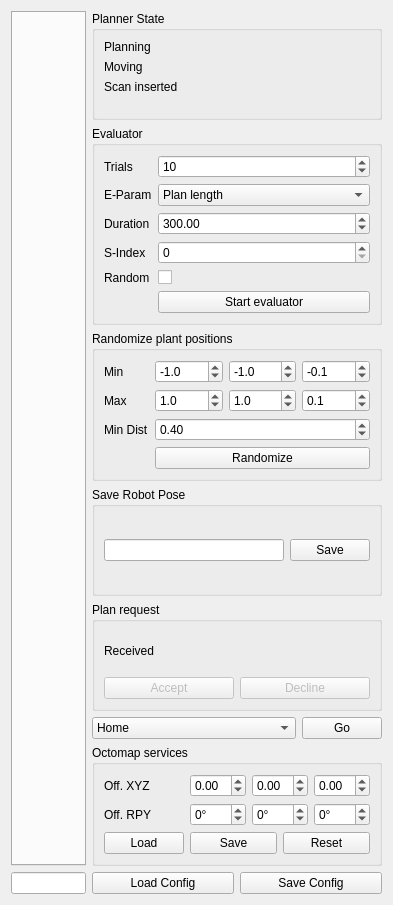
The window that src/rqt_roi_viewpoint_planner/roi_viewpoint_planner_rqt_plugin.ui (Eruvae/rqt_roi_viewpoint_planner) describes before a commit, drawn with Qt 5.
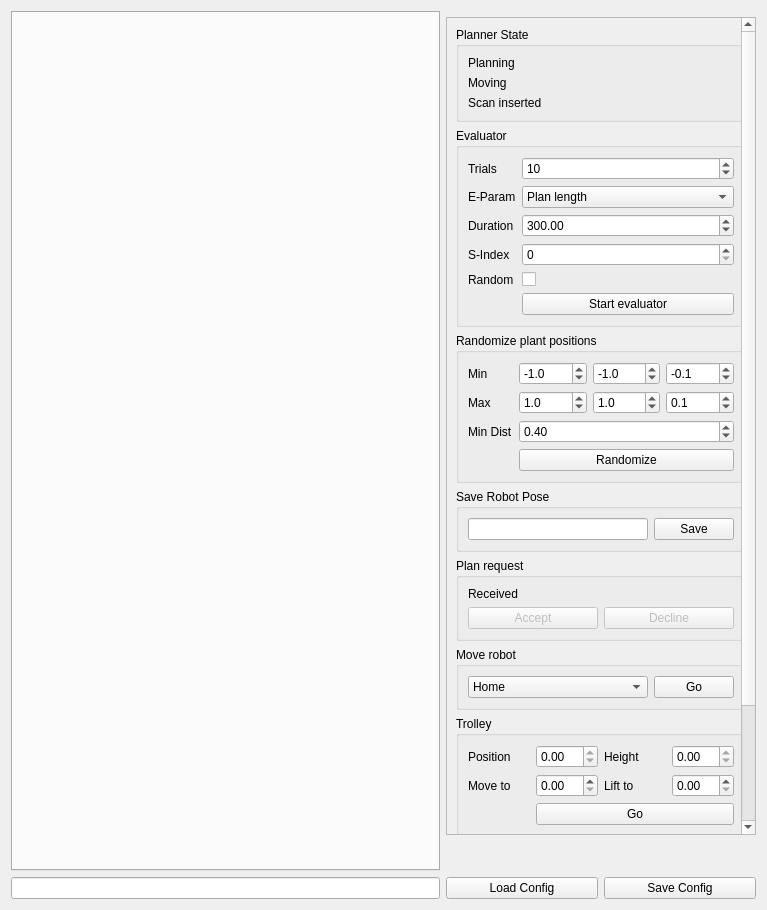
The same window after the commit. Custom widgets are drawn as their Qt base class.

Commit message:
Add trolley move widgets, make right scrollable
- filter mouse wheel events for sliders, spin- and comboboxes to prevent
accidental changes
- collapse collapsible group boxes on right on initialization

Patch:
```diff
--- a/src/rqt_roi_viewpoint_planner/roi_viewpoint_planner_rqt_plugin.ui
+++ b/src/rqt_roi_viewpoint_planner/roi_viewpoint_planner_rqt_plugin.ui
@@ -6,8 +6,8 @@
    <rect>
     <x>0</x>
     <y>0</y>
-    <width>393</width>
-    <height>905</height>
+    <width>767</width>
+    <height>910</height>
    </rect>
   </property>
   <property name="windowTitle">
@@ -15,9 +15,78 @@
   </property>
   <layout class="QGridLayout" name="gridLayout">
    <item row="1" column="1" colspan="2">
+    <widget class="QScrollArea" name="rightScrollArea">
+     <property name="sizePolicy">
+      <sizepolicy hsizetype="Fixed" vsizetype="Expanding">
+       <horstretch>0</horstretch>
+       <verstretch>0</verstretch>
+      </sizepolicy>
+     </property>
+     <property name="horizontalScrollBarPolicy">
+      <enum>Qt::ScrollBarAlwaysOff</enum>
+     </property>
+     <property name="widgetResizable">
+      <bool>true</bool>
+     </property>
+     <widget class="QWidget" name="rightScrollAreaWidgetContents">
+      <property name="geometry">
+       <rect>
+        <x>0</x>
+        <y>-60</y>
+        <width>319</width>
+        <height>1086</height>
+       </rect>
+      </property>
+      <layout class="QVBoxLayout" name="verticalLayout">
+       <item>
+        <widget class="QGroupBox" name="plannerStateGroupBox">
+         <property name="sizePolicy">
+          <sizepolicy hsizetype="Preferred" vsizetype="Fixed">
+           <horstretch>0</horstretch>
+           <verstretch>0</verstretch>
+          </sizepolicy>
+         </property>
+         <property name="title">
+          <string>Planner State</string>
+         </property>
+         <layout class="QFormLayout" name="plannerStateGroupBoxLayout">
+          <item row="0" column="0">
+           <widget class="QLabel" name="planningLabel">
+            <property name="text">
+             <string>Planning</string>
+            </property>
+           </widget>
+          </item>
+          <item row="0" column="1">
+           <widget class="LedIndicator" name="planningLed" native="true"/>
+          </item>
+          <item row="1" column="0">
+           <widget class="QLabel" name="movingLabel">
+            <property name="text">
+             <string>Moving</string>
+            </property>
+           </widget>
+          </item>
+          <item row="1" column="1">
+           <widget class="LedIndicator" name="movingLed" native="true"/>
+          </item>
+          <item row="2" column="0">
+           <widget class="QLabel" name="scanLabel">
+            <property name="text">
+             <string>Scan inserted</string>
+            </property>
+           </widget>
+          </item>
+          <item row="2" column="1">
+           <widget class="LedIndicator" name="scanLed" native="true"/>
+          </item>
+         </layout>
+        </widget>
+       </item>
+       <item>
     <widget class="CollapsibleGroupBox" name="evaluatorGroupBox">
      <property name="sizePolicy">
-      <sizepolicy hsizetype="Preferred" vsizetype="Preferred">
+          <sizepolicy hsizetype="Preferred" vsizetype="Fixed">
        <horstretch>0</horstretch>
        <verstretch>0</verstretch>
       </sizepolicy>
@@ -138,8 +207,14 @@
      </layout>
     </widget>
    </item>
-   <item row="2" column="1" colspan="2">
+       <item>
     <widget class="CollapsibleGroupBox" name="randomizePlantsGroupBox">
+         <property name="sizePolicy">
+          <sizepolicy hsizetype="Preferred" vsizetype="Fixed">
+           <horstretch>0</horstretch>
+           <verstretch>0</verstretch>
+          </sizepolicy>
+         </property>
      <property name="title">
       <string>Randomize plant positions</string>
      </property>
@@ -310,10 +385,10 @@
      </layout>
     </widget>
    </item>
-   <item row="3" column="1" colspan="2">
+       <item>
     <widget class="QGroupBox" name="saveRobotPoseGroupBox">
      <property name="sizePolicy">
-      <sizepolicy hsizetype="Preferred" vsizetype="Preferred">
+          <sizepolicy hsizetype="Preferred" vsizetype="Fixed">
        <horstretch>0</horstretch>
        <verstretch>0</verstretch>
       </sizepolicy>
@@ -335,8 +410,186 @@
      </layout>
     </widget>
    </item>
-   <item row="6" column="1" colspan="2">
+       <item>
+        <widget class="QGroupBox" name="planRequestGroupBox">
+         <property name="sizePolicy">
+          <sizepolicy hsizetype="Preferred" vsizetype="Fixed">
+           <horstretch>0</horstretch>
+           <verstretch>0</verstretch>
+          </sizepolicy>
+         </property>
+         <property name="title">
+          <string>Plan request</string>
+         </property>
+         <layout class="QGridLayout" name="planRequestGroupBoxLayout">
+          <item row="0" column="0">
+           <widget class="QLabel" name="planRequestLabel">
+            <property name="text">
+             <string>Received</string>
+            </property>
+           </widget>
+          </item>
+          <item row="1" column="1">
+           <widget class="QPushButton" name="planDeclinePushButton">
+            <property name="enabled">
+             <bool>false</bool>
+            </property>
+            <property name="text">
+             <string>Decline</string>
+            </property>
+           </widget>
+          </item>
+          <item row="1" column="0">
+           <widget class="QPushButton" name="planAcceptPushButton">
+            <property name="enabled">
+             <bool>false</bool>
+            </property>
+            <property name="text">
+             <string>Accept</string>
+            </property>
+           </widget>
+          </item>
+          <item row="0" column="1">
+           <widget class="LedIndicator" name="planRequestLed" native="true"/>
+          </item>
+         </layout>
+        </widget>
+       </item>
+       <item>
+        <widget class="QGroupBox" name="moveArmGroupBox">
+         <property name="sizePolicy">
+          <sizepolicy hsizetype="Preferred" vsizetype="Fixed">
+           <horstretch>0</horstretch>
+           <verstretch>0</verstretch>
+          </sizepolicy>
+         </property>
+         <property name="title">
+          <string>Move robot</string>
+         </property>
+         <layout class="QHBoxLayout" name="horizontalLayout_2">
+          <item>
+           <widget class="QComboBox" name="moveArmComboBox">
+            <item>
+             <property name="text">
+              <string>Home</string>
+             </property>
+            </item>
+            <item>
+             <property name="text">
+              <string>Transport</string>
+             </property>
+            </item>
+            <item>
+             <property name="text">
+              <string>Up</string>
+             </property>
+            </item>
+            <item>
+             <property name="text">
+              <string>Left</string>
+             </property>
+            </item>
+            <item>
+             <property name="text">
+              <string>Zero</string>
+             </property>
+            </item>
+           </widget>
+          </item>
+          <item>
+           <widget class="QPushButton" name="moveArmPushButton">
+            <property name="sizePolicy">
+             <sizepolicy hsizetype="Fixed" vsizetype="Fixed">
+              <horstretch>0</horstretch>
+              <verstretch>0</verstretch>
+             </sizepolicy>
+            </property>
+            <property name="text">
+             <string>Go</string>
+            </property>
+           </widget>
+          </item>
+         </layout>
+        </widget>
+       </item>
+       <item>
+        <widget class="QGroupBox" name="trolleyGroupBox">
+         <property name="sizePolicy">
+          <sizepolicy hsizetype="Preferred" vsizetype="Fixed">
+           <horstretch>0</horstretch>
+           <verstretch>0</verstretch>
+          </sizepolicy>
+         </property>
+         <property name="title">
+          <string>Trolley</string>
+         </property>
+         <layout class="QGridLayout" name="gridLayout_3">
+          <item row="1" column="3">
+           <widget class="QDoubleSpinBox" name="trolleyLiftToSpinBox"/>
+          </item>
+          <item row="0" column="3">
+           <widget class="QDoubleSpinBox" name="trolleyCurHeightSpinBox">
+            <property name="readOnly">
+             <bool>true</bool>
+            </property>
+           </widget>
+          </item>
+          <item row="0" column="1">
+           <widget class="QDoubleSpinBox" name="trolleyCurPosSpinBox">
+            <property name="readOnly">
+             <bool>true</bool>
+            </property>
+           </widget>
+          </item>
+          <item row="0" column="0">
+           <widget class="QLabel" name="trolleyCurPosLabel">
+            <property name="text">
+             <string>Position</string>
+            </property>
+           </widget>
+          </item>
+          <item row="0" column="2">
+           <widget class="QLabel" name="trolleyCurHeightLabel">
+            <property name="text">
+             <string>Height</string>
+            </property>
+           </widget>
+          </item>
+          <item row="1" column="2">
+           <widget class="QLabel" name="trolleyLiftToLabel">
+            <property name="text">
+             <string>Lift to</string>
+            </property>
+           </widget>
+          </item>
+          <item row="1" column="0">
+           <widget class="QLabel" name="trolleyMoveToLabel">
+            <property name="text">
+             <string>Move to</string>
+            </property>
+           </widget>
+          </item>
+          <item row="1" column="1">
+           <widget class="QDoubleSpinBox" name="trolleyMoveToSpinBox"/>
+          </item>
+          <item row="2" column="1" colspan="3">
+           <widget class="QPushButton" name="trolleyMovePushButton">
+            <property name="text">
+             <string>Go</string>
+            </property>
+           </widget>
+          </item>
+         </layout>
+        </widget>
+       </item>
+       <item>
     <widget class="QGroupBox" name="groupBox">
+         <property name="sizePolicy">
+          <sizepolicy hsizetype="Preferred" vsizetype="Fixed">
+           <horstretch>0</horstretch>
+           <verstretch>0</verstretch>
+          </sizepolicy>
+         </property>
      <property name="title">
       <string>Octomap services</string>
      </property>
@@ -510,160 +763,18 @@
      </layout>
     </widget>
    </item>
-   <item row="7" column="0">
-    <widget class="QLineEdit" name="statusTextBox"/>
+      </layout>
+     </widget>
+    </widget>
    </item>
-   <item row="7" column="1">
+   <item row="8" column="1">
     <widget class="QPushButton" name="loadConfigPushButton">
      <property name="text">
       <string>Load Config</string>
      </property>
     </widget>
    </item>
-   <item row="7" column="2">
-    <widget class="QPushButton" name="saveConfigPushButton">
-     <property name="text">
-      <string>Save Config</string>
-     </property>
-    </widget>
-   </item>
-   <item row="0" column="1" colspan="2">
-    <widget class="QGroupBox" name="plannerStateGroupBox">
-     <property name="sizePolicy">
-      <sizepolicy hsizetype="Preferred" vsizetype="Preferred">
-       <horstretch>0</horstretch>
-       <verstretch>0</verstretch>
-      </sizepolicy>
-     </property>
-     <property name="title">
-      <string>Planner State</string>
-     </property>
-     <layout class="QFormLayout" name="plannerStateGroupBoxLayout">
-      <item row="0" column="0">
-       <widget class="QLabel" name="planningLabel">
-        <property name="text">
-         <string>Planning</string>
-        </property>
-       </widget>
-      </item>
-      <item row="0" column="1">
-       <widget class="LedIndicator" name="planningLed" native="true"/>
-      </item>
-      <item row="1" column="0">
-       <widget class="QLabel" name="movingLabel">
-        <property name="text">
-         <string>Moving</string>
-        </property>
-       </widget>
-      </item>
-      <item row="1" column="1">
-       <widget class="LedIndicator" name="movingLed" native="true"/>
-      </item>
-      <item row="2" column="0">
-       <widget class="QLabel" name="scanLabel">
-        <property name="text">
-         <string>Scan inserted</string>
-        </property>
-       </widget>
-      </item>
-      <item row="2" column="1">
-       <widget class="LedIndicator" name="scanLed" native="true"/>
-      </item>
-     </layout>
-    </widget>
-   </item>
-   <item row="4" column="1" colspan="2">
-    <widget class="QGroupBox" name="planRequestGroupBox">
-     <property name="sizePolicy">
-      <sizepolicy hsizetype="Preferred" vsizetype="Preferred">
-       <horstretch>0</horstretch>
-       <verstretch>0</verstretch>
-      </sizepolicy>
-     </property>
-     <property name="title">
-      <string>Plan request</string>
-     </property>
-     <layout class="QGridLayout" name="planRequestGroupBoxLayout">
-      <item row="0" column="0">
-       <widget class="QLabel" name="planRequestLabel">
-        <property name="text">
-         <string>Received</string>
-        </property>
-       </widget>
-      </item>
-      <item row="1" column="1">
-       <widget class="QPushButton" name="planDeclinePushButton">
-        <property name="enabled">
-         <bool>false</bool>
-        </property>
-        <property name="text">
-         <string>Decline</string>
-        </property>
-       </widget>
-      </item>
-      <item row="1" column="0">
-       <widget class="QPushButton" name="planAcceptPushButton">
-        <property name="enabled">
-         <bool>false</bool>
-        </property>
-        <property name="text">
-         <string>Accept</string>
-        </property>
-       </widget>
-      </item>
-      <item row="0" column="1">
-       <widget class="LedIndicator" name="planRequestLed" native="true"/>
-      </item>
-     </layout>
-    </widget>
-   </item>
-   <item row="5" column="1" colspan="2">
-    <layout class="QHBoxLayout" name="moveArmLayout">
-     <item>
-      <widget class="QComboBox" name="moveArmComboBox">
-       <item>
-        <property name="text">
-         <string>Home</string>
-        </property>
-       </item>
-       <item>
-        <property name="text">
-         <string>Transport</string>
-        </property>
-       </item>
-       <item>
-        <property name="text">
-         <string>Up</string>
-        </property>
-       </item>
-       <item>
-        <property name="text">
-         <string>Left</string>
-        </property>
-       </item>
-       <item>
-        <property name="text">
-         <string>Zero</string>
-        </property>
-       </item>
-      </widget>
-     </item>
-     <item>
-      <widget class="QPushButton" name="moveArmPushButton">
-       <property name="sizePolicy">
-        <sizepolicy hsizetype="Fixed" vsizetype="Fixed">
-         <horstretch>0</horstretch>
-         <verstretch>0</verstretch>
-        </sizepolicy>
-       </property>
-       <property name="text">
-        <string>Go</string>
-       </property>
-      </widget>
-     </item>
-    </layout>
-   </item>
-   <item row="0" column="0" rowspan="7">
+   <item row="0" column="0" rowspan="8">
     <widget class="QTabWidget" name="configTabWidget">
      <property name="sizePolicy">
       <sizepolicy hsizetype="MinimumExpanding" vsizetype="MinimumExpanding">
@@ -679,6 +790,16 @@
      </property>
     </widget>
    </item>
+   <item row="8" column="0">
+    <widget class="QLineEdit" name="statusTextBox"/>
+   </item>
+   <item row="8" column="2">
+    <widget class="QPushButton" name="saveConfigPushButton">
+     <property name="text">
+      <string>Save Config</string>
+     </property>
+    </widget>
+   </item>
   </layout>
  </widget>
  <customwidgets>
```
Lines whose indentation alone changed are shown as unchanged. The commit also changes 4 other files.
